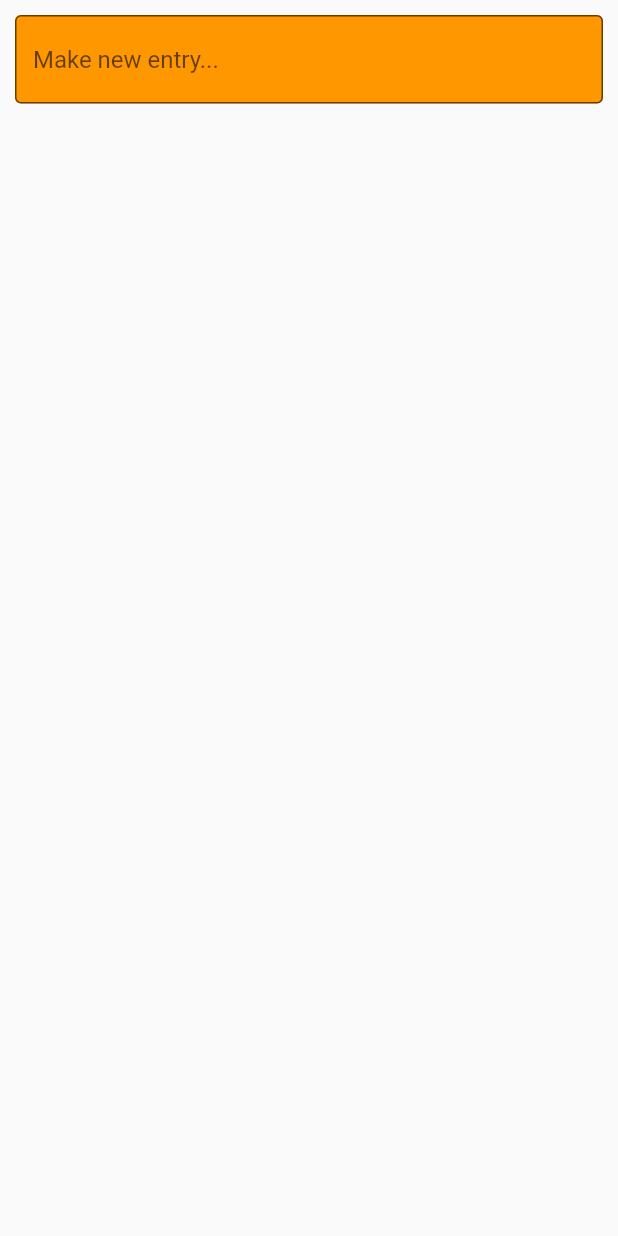
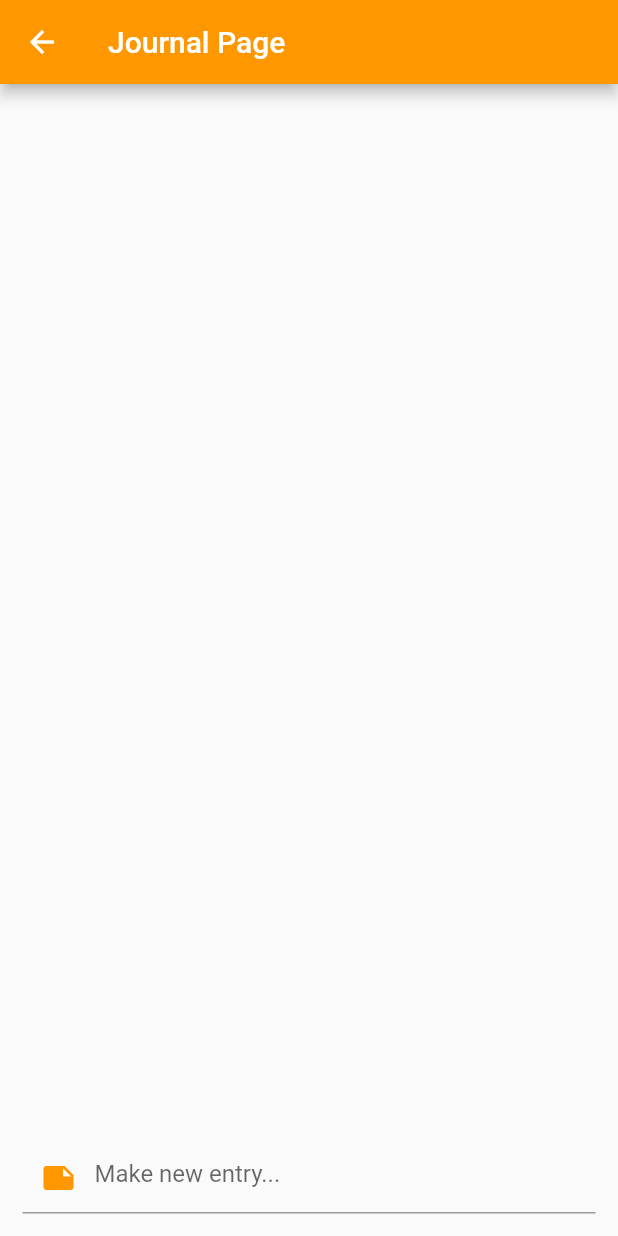
Before and after one commit to DaVinciTachyon/SWENG2020, a Flutter app: the JournalPage screen opened directly, on a phone screen of 412 x 824 dp. Run offline on Flutter 3.47's test engine with Material 2 defaults, Android fonts, the light colour scheme and no system bars; project files that could hold a hidden picture were left out.

Commit message:
Change layout of text bar

```diff
--- a/EiSHT/lib/journal/journal.dart
+++ b/EiSHT/lib/journal/journal.dart
@@ -6,32 +6,49 @@ class JournalPage extends StatefulWidget {
 }
 
 class JournalPageState extends State<JournalPage> {
-  String textEntry = "";
+  String newEntry = "";
 
   @override
   Widget build(BuildContext context) {
     return Scaffold(
+      appBar: AppBar(
+        backgroundColor: Colors.orange,
+        title: Text("Journal Page"),
+      ),
       body: Padding(
         padding: EdgeInsets.only(
-          bottom: MediaQuery.of(context).viewInsets.bottom,
-          top: 10.0,
-          left: 10.0,
-          right: 10.0,
+          bottom: 15.0,
+          top: 15.0,
+          left: 15.0,
+          right: 15.0,
         ),
         child: Column(
+          mainAxisAlignment: MainAxisAlignment.end,
           children: <Widget>[
             // Padding(
             //   padding: EdgeInsets.only(left: 15.0),
             // ),
             TextFormField(
               decoration: InputDecoration(
-                border: OutlineInputBorder(),
+                focusedBorder: OutlineInputBorder(
+                  borderRadius: BorderRadius.circular(30.0),
+                  borderSide: BorderSide(
+                    color: Colors.orange,
+                  ),
+                ),
+                // border: OutlineInputBorder(),
                 hintText: "Make new entry...",
-                filled: true,
-                fillColor: Colors.orange,
+                prefixIcon: Icon(
+                  Icons.note,
+                  color: Colors.orange,
+                ),
+                // filled: true,
+                // fillColor: Colors.orange,
               ),
-              onChanged: (text) {
-                textEntry = text;
+              onChanged: (String text) {
+                setState(() {
+                  newEntry = text;
+                });
               },
             ),
           ],
```
